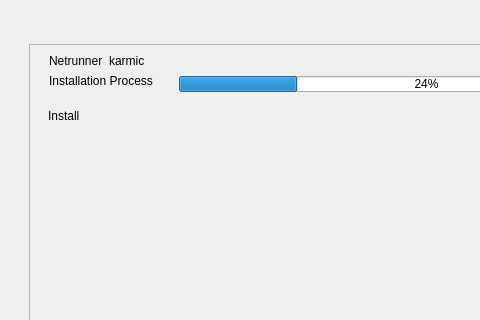
linuxmint/ubiquity, file gui/qt/app.ui: the form before one commit; both pictures show x 0 to 480 and y 0 to 320 of the 809 by 638 pixel window.
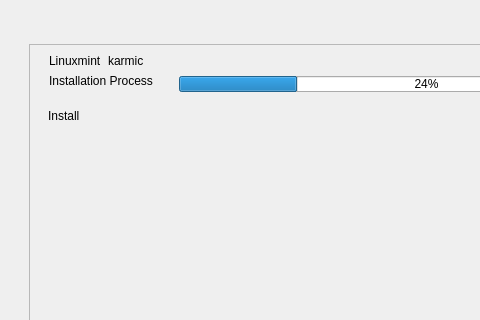
The form after the commit. Custom widgets are drawn as their Qt base class.

```diff
--- a/gui/qt/app.ui
+++ b/gui/qt/app.ui
@@ -107,7 +107,7 @@
                 <item>
                  <widget class="QLabel" name="distro_name_label">
                   <property name="text">
-                   <string>Netrunner</string>
+                   <string>Linuxmint</string>
                   </property>
                   <property name="scaledContents">
                    <bool>false</bool>
```
